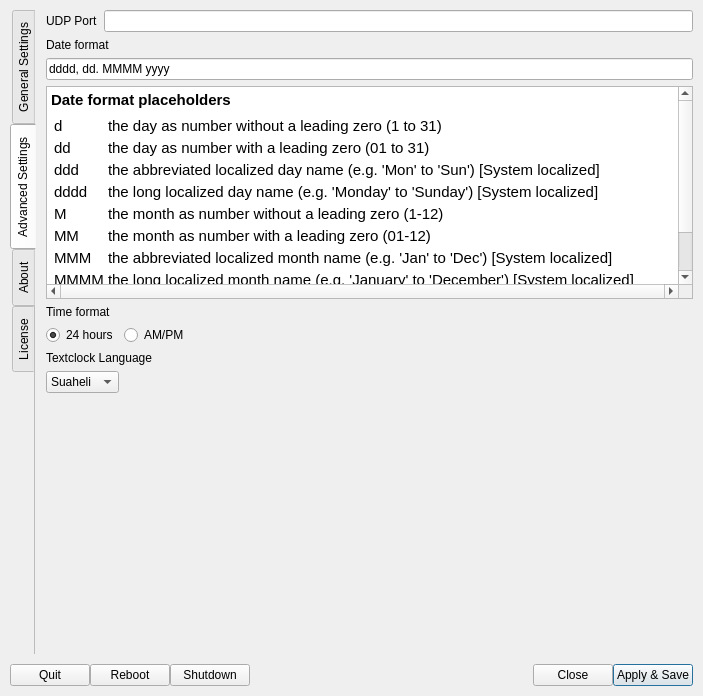
Above: settings.ui from saschaludwig/OnAirScreen before the change. Below: the same form after it.
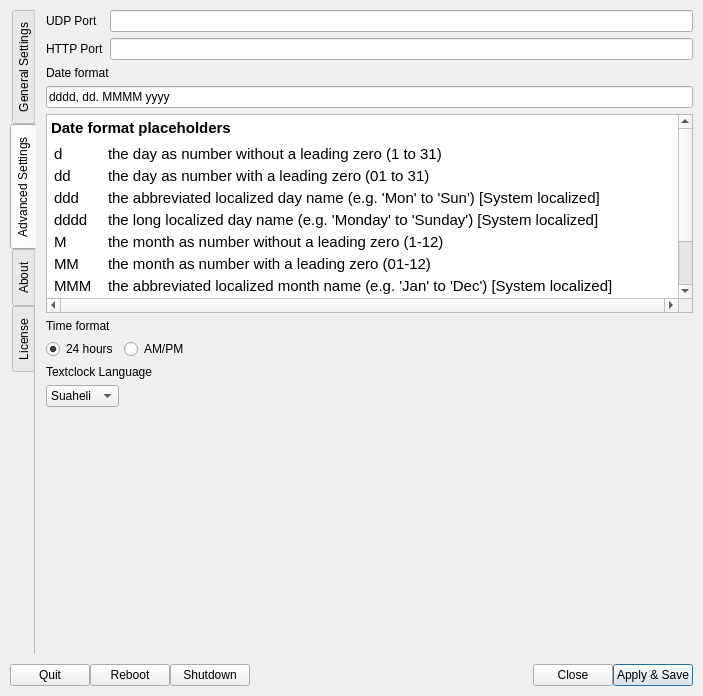
That is the form after the change. The open tabs and pages were chosen to show the change. Icons and pictures are not drawn.

Commit message: added settings for httpport, implemented basic http server

What changed in the file:
```diff
--- a/settings.ui
+++ b/settings.ui
@@ -1363,6 +1363,16 @@
            </property>
           </widget>
          </item>
+         <item row="1" column="0">
+          <widget class="QLabel" name="label_12">
+           <property name="text">
+            <string>HTTP Port</string>
+           </property>
+          </widget>
+         </item>
+         <item row="1" column="1">
+          <widget class="QLineEdit" name="httpport"/>
+         </item>
         </layout>
        </item>
        <item row="1" column="0">
```
The commit also changes 2 other files.
